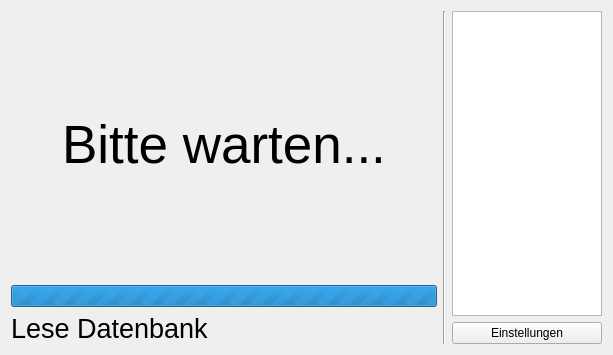
The window that homestation.ui (addilind/RFID_MED) describes before a commit, drawn with Qt 5.
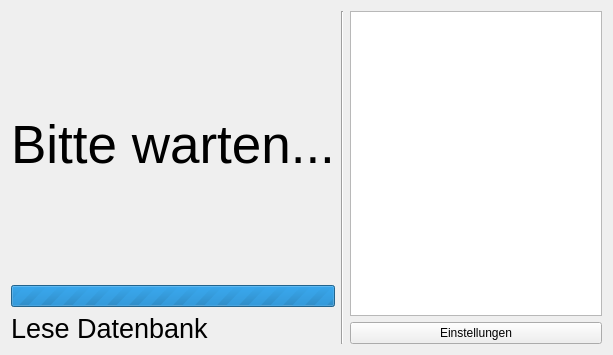
The same window after the commit. Icons and pictures are not drawn.

```diff
--- a/homestation.ui
+++ b/homestation.ui
@@ -27,8 +27,8 @@
       <item>
        <widget class="QLabel" name="mainPrompt">
         <property name="sizePolicy">
-         <sizepolicy hsizetype="Minimum" vsizetype="Preferred">
-          <horstretch>0</horstretch>
+         <sizepolicy hsizetype="MinimumExpanding" vsizetype="Preferred">
+          <horstretch>2</horstretch>
           <verstretch>1</verstretch>
          </sizepolicy>
         </property>
@@ -47,6 +47,12 @@
       </item>
       <item>
        <widget class="QProgressBar" name="progressBar">
+        <property name="sizePolicy">
+         <sizepolicy hsizetype="Preferred" vsizetype="Fixed">
+          <horstretch>0</horstretch>
+          <verstretch>0</verstretch>
+         </sizepolicy>
+        </property>
         <property name="maximum">
          <number>0</number>
         </property>
@@ -58,7 +64,7 @@
       <item>
        <widget class="QLabel" name="explanation">
         <property name="sizePolicy">
-         <sizepolicy hsizetype="Minimum" vsizetype="Preferred">
+         <sizepolicy hsizetype="MinimumExpanding" vsizetype="Preferred">
           <horstretch>0</horstretch>
           <verstretch>0</verstretch>
          </sizepolicy>
@@ -85,26 +91,70 @@
     <item>
      <layout class="QVBoxLayout" name="verticalLayout">
       <item>
-       <widget class="QListWidget" name="listWidget">
+       <widget class="QListView" name="medicationList">
         <property name="sizePolicy">
-         <sizepolicy hsizetype="Maximum" vsizetype="Expanding">
-          <horstretch>0</horstretch>
+         <sizepolicy hsizetype="Expanding" vsizetype="Expanding">
+          <horstretch>1</horstretch>
           <verstretch>0</verstretch>
          </sizepolicy>
         </property>
+        <property name="font">
+         <font>
+          <pointsize>14</pointsize>
+         </font>
+        </property>
+        <property name="focusPolicy">
+         <enum>Qt::WheelFocus</enum>
+        </property>
         <property name="frameShape">
          <enum>QFrame::StyledPanel</enum>
         </property>
         <property name="frameShadow">
          <enum>QFrame::Sunken</enum>
         </property>
+        <property name="horizontalScrollBarPolicy">
+         <enum>Qt::ScrollBarAlwaysOff</enum>
+        </property>
+        <property name="sizeAdjustPolicy">
+         <enum>QAbstractScrollArea::AdjustToContents</enum>
+        </property>
+        <property name="editTriggers">
+         <set>QAbstractItemView::NoEditTriggers</set>
+        </property>
+        <property name="showDropIndicator" stdset="0">
+         <bool>false</bool>
+        </property>
+        <property name="alternatingRowColors">
+         <bool>true</bool>
+        </property>
+        <property name="selectionMode">
+         <enum>QAbstractItemView::NoSelection</enum>
+        </property>
+        <property name="selectionBehavior">
+         <enum>QAbstractItemView::SelectRows</enum>
+        </property>
+        <property name="iconSize">
+         <size>
+          <width>16</width>
+          <height>16</height>
+         </size>
+        </property>
+        <property name="movement">
+         <enum>QListView::Snap</enum>
+        </property>
+        <property name="resizeMode">
+         <enum>QListView::Adjust</enum>
+        </property>
+        <property name="viewMode">
+         <enum>QListView::ListMode</enum>
+        </property>
        </widget>
       </item>
       <item>
        <widget class="QPushButton" name="settingsBtn">
         <property name="sizePolicy">
-         <sizepolicy hsizetype="Maximum" vsizetype="Fixed">
-          <horstretch>0</horstretch>
+         <sizepolicy hsizetype="Minimum" vsizetype="Fixed">
+          <horstretch>1</horstretch>
           <verstretch>0</verstretch>
          </sizepolicy>
         </property>
```
